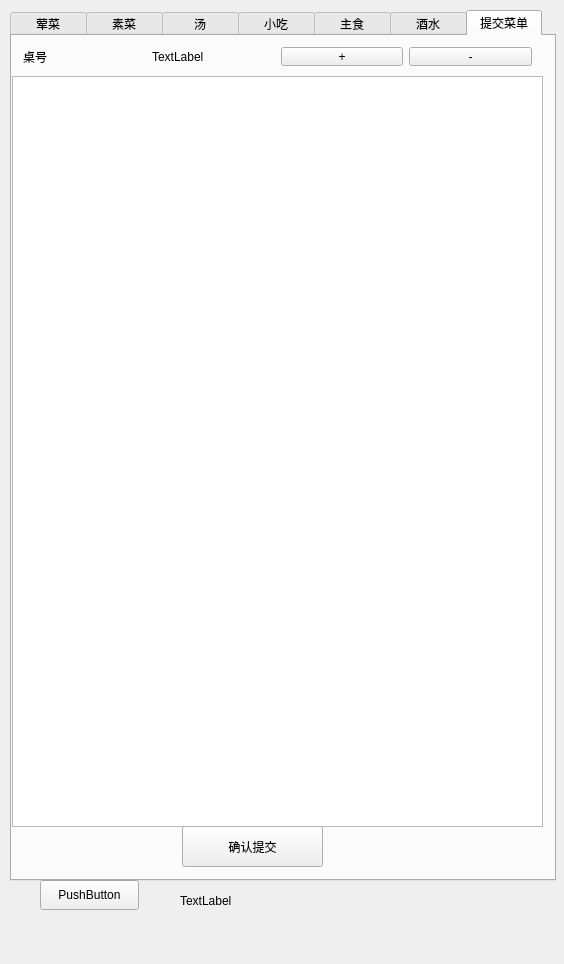
Above: mainwidget.ui from ShihHaoTien/OrderDish before the change. Below: the same form after it.
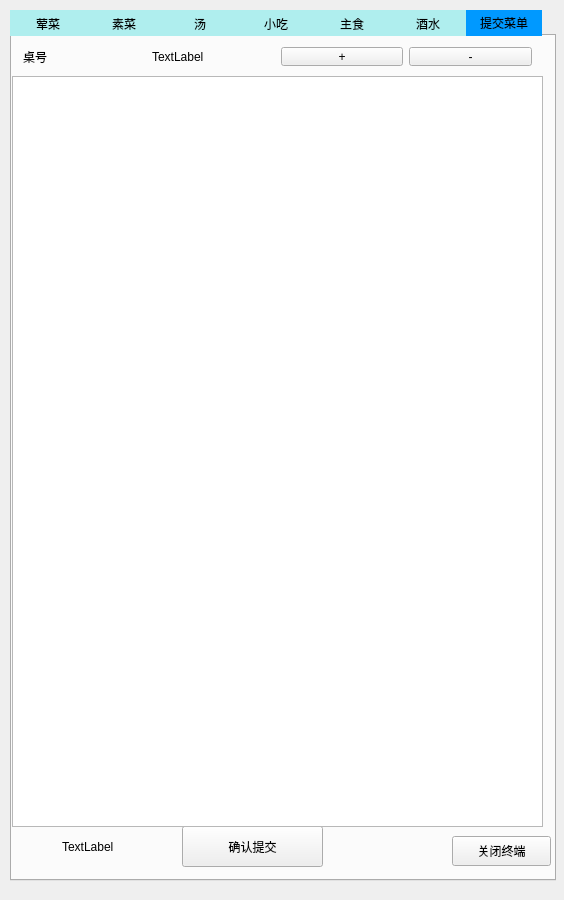
That is the form after the change. The open tabs and pages were chosen to show the change. Icons and pictures are not drawn.

What changed in the file:
```diff
--- a/mainwidget.ui
+++ b/mainwidget.ui
@@ -7,7 +7,7 @@
     <x>0</x>
     <y>0</y>
     <width>564</width>
-    <height>964</height>
+    <height>900</height>
    </rect>
   </property>
   <property name="windowTitle">
@@ -17,19 +17,6 @@
    <iconset>
     <normaloff>食物.png</normaloff>食物.png</iconset>
   </property>
-  <widget class="QPushButton" name="pushButton">
-   <property name="geometry">
-    <rect>
-     <x>40</x>
-     <y>880</y>
-     <width>99</width>
-     <height>30</height>
-    </rect>
-   </property>
-   <property name="text">
-    <string>PushButton</string>
-   </property>
-  </widget>
   <widget class="QTabWidget" name="tabWidget">
    <property name="geometry">
     <rect>
@@ -40,10 +27,18 @@
     </rect>
    </property>
    <property name="styleSheet">
-    <string notr="true">QTabBar::tab{width:76}</string>
+    <string notr="true">QTabBar::tab{
+width:76;
+background-color:rgb(175,238,238);
+outline:none;
+}
+QTabBar::tab::selected{
+	background-color: rgb(0, 153, 255);
+	outline:none;
+}</string>
    </property>
    <property name="currentIndex">
-    <number>0</number>
+    <number>2</number>
    </property>
    <widget class="QWidget" name="meatTab">
     <attribute name="title">
@@ -202,13 +197,11 @@
       </item>
      </layout>
     </widget>
-   </widget>
-  </widget>
   <widget class="QLabel" name="label">
    <property name="geometry">
     <rect>
-     <x>180</x>
-     <y>890</y>
+       <x>50</x>
+       <y>800</y>
      <width>81</width>
      <height>21</height>
     </rect>
@@ -216,6 +209,21 @@
    <property name="text">
     <string>TextLabel</string>
    </property>
+    </widget>
+    <widget class="QPushButton" name="quitButton">
+     <property name="geometry">
+      <rect>
+       <x>440</x>
+       <y>800</y>
+       <width>99</width>
+       <height>30</height>
+      </rect>
+     </property>
+     <property name="text">
+      <string>关闭终端</string>
+     </property>
+    </widget>
+   </widget>
   </widget>
  </widget>
  <layoutdefault spacing="6" margin="11"/>
```
Lines whose indentation alone changed are shown as unchanged.
